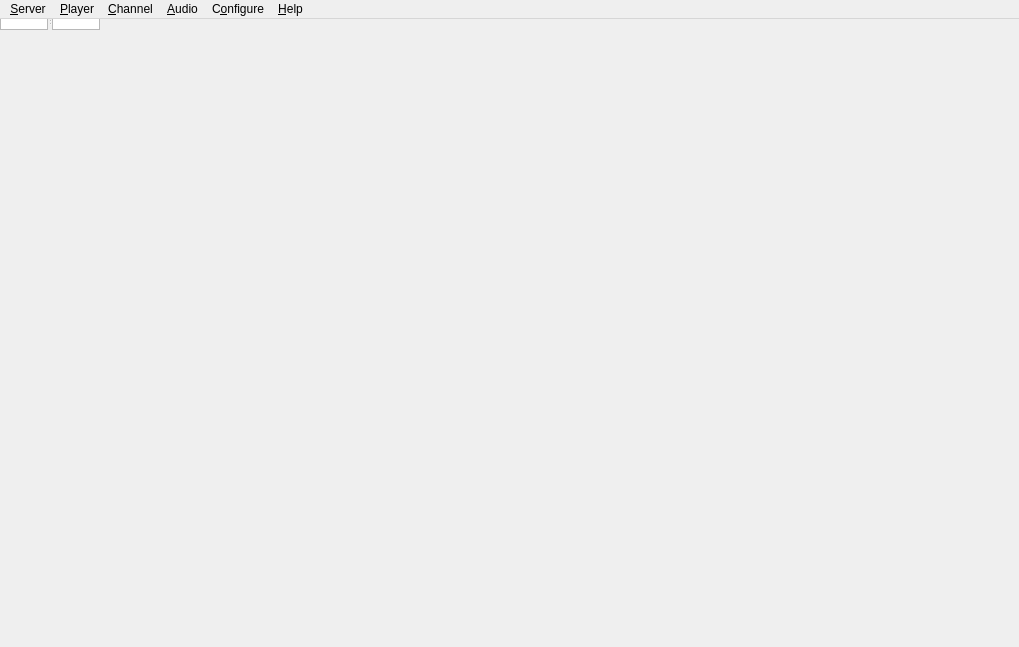
This is src/mumble/MainWindow.ui in mumble-voip/mumble as Qt 5 draws it before an edit. The edited form follows.
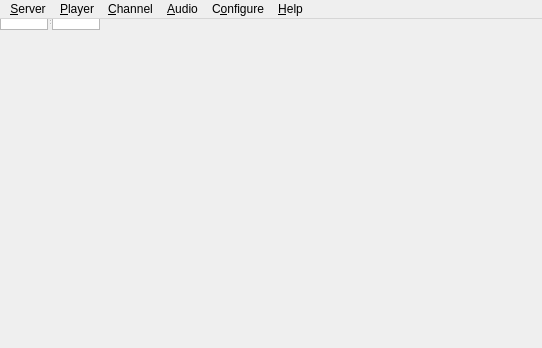
This is the edited form.

What changed in the file:
```diff
--- a/src/mumble/MainWindow.ui
+++ b/src/mumble/MainWindow.ui
@@ -5,8 +5,8 @@
    <rect>
     <x>0</x>
     <y>0</y>
-    <width>1019</width>
-    <height>647</height>
+    <width>542</width>
+    <height>348</height>
    </rect>
   </property>
   <widget class="QSplitter" name="qsSplit" >
@@ -47,8 +47,8 @@
     <rect>
      <x>0</x>
      <y>0</y>
-     <width>1019</width>
-     <height>24</height>
+     <width>542</width>
+     <height>25</height>
     </rect>
    </property>
    <widget class="QMenu" name="qmServer" >
```
